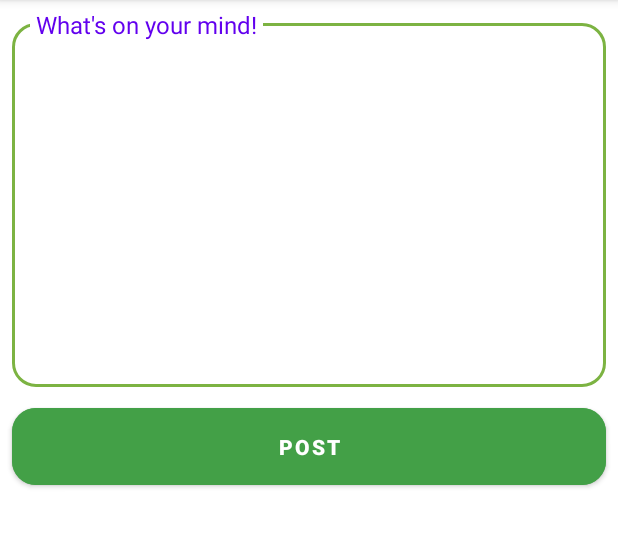
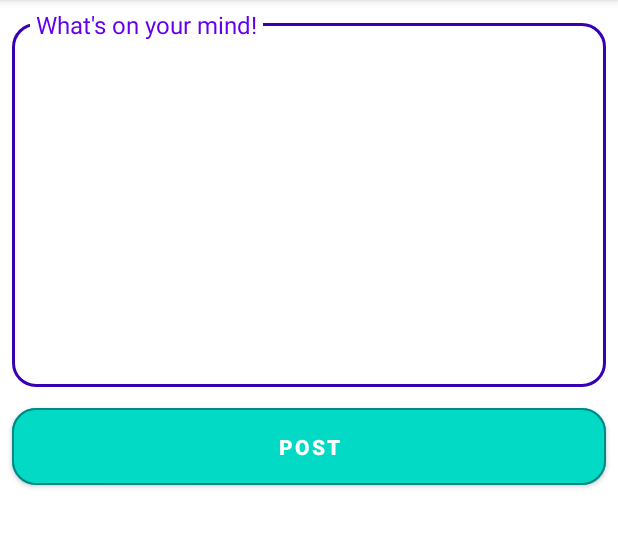
Before and after one commit to Eleaus-Hossain-Evan/Social-Media-App, an Android app: the screen it shows after launch once a user with an empty profile is signed in (CreatePostActivity), after a tap on an icon or button, on a phone screen of 412 x 824 dp, the part 84-632 px from its top. Run offline under Robolectric (Android 15) with nearby library versions, the phone set to English and light mode, and no system bars; our stand-ins replace Firebase (no records; nobody signed in at launch, a user with empty details on screens opened directly); 3 statements that could not run were skipped.

Commit message:
add Firestore RecyclerView & implement on MainActivity

```diff
--- a/app/src/main/java/com/example/socialmediaapp/CreatePostActivity.kt
+++ b/app/src/main/java/com/example/socialmediaapp/CreatePostActivity.kt
@@ -19,6 +19,7 @@ class CreatePostActivity : AppCompatActivity() {
             val input = etPost.text.toString().trim()
             if (input.isNotEmpty()){
                 postDao.addPost(input)
+                finish()
             }
         }
     }
--- a/app/src/main/java/com/example/socialmediaapp/MainActivity.kt
+++ b/app/src/main/java/com/example/socialmediaapp/MainActivity.kt
@@ -3,9 +3,17 @@ package com.example.socialmediaapp
 import android.content.Intent
 import androidx.appcompat.app.AppCompatActivity
 import android.os.Bundle
+import androidx.recyclerview.widget.LinearLayoutManager
+import com.example.socialmediaapp.daos.PostDao
+import com.example.socialmediaapp.models.Post
+import com.firebase.ui.firestore.FirestoreRecyclerOptions
+import com.google.firebase.firestore.Query
 import kotlinx.android.synthetic.main.activity_main.*
 
 class MainActivity : AppCompatActivity() {
+
+    private lateinit var adapter: PostAdapter
+    private lateinit var postDao: PostDao
     override fun onCreate(savedInstanceState: Bundle?) {
         super.onCreate(savedInstanceState)
         setContentView(R.layout.activity_main)
@@ -14,5 +22,28 @@ class MainActivity : AppCompatActivity() {
             val intent = Intent(this,CreatePostActivity::class.java)
             startActivity(intent)
         }
+
+        setUpRecycelerView()
+    }
+
+    private fun setUpRecycelerView() {
+        val postCollection = postDao.postCollections
+        val query = postCollection.orderBy("createdAt", Query.Direction.DESCENDING)
+        val recyclerViewOptions = FirestoreRecyclerOptions.Builder<Post>().setQuery(query, Post::class.java).build()
+
+        adapter = PostAdapter(recyclerViewOptions)
+
+        recyclerView.adapter = adapter
+        recyclerView.layoutManager = LinearLayoutManager(applicationContext)
+    }
+
+    override fun onStart() {
+        super.onStart()
+        adapter.startListening()
+    }
+
+    override fun onStop() {
+        adapter.stopListening()
+        super.onStop()
     }
 }
--- a/app/src/main/java/com/example/socialmediaapp/daos/PostDao.kt
+++ b/app/src/main/java/com/example/socialmediaapp/daos/PostDao.kt
@@ -12,7 +12,7 @@ import kotlinx.coroutines.tasks.await
 
 class PostDao {
     val db = FirebaseFirestore.getInstance()
-    val postCollection = db.collection("posts")
+    val postCollections = db.collection("posts")
     val auth = Firebase.auth
 
     fun addPost(text: String){
@@ -23,7 +23,7 @@ class PostDao {
 
             val currentTime = System.currentTimeMillis()
             val post = Post(text, user, currentTime)
-            postCollection.document().set(post)
+            postCollections.document().set(post)
         }
     }
 }
--- a/app/src/main/java/com/example/socialmediaapp/models/Post.kt
+++ b/app/src/main/java/com/example/socialmediaapp/models/Post.kt
@@ -4,5 +4,5 @@ data class Post(
     val text: String = "",
     val createdBy: User = User(),
     val createdAt: Long = 0L,
-    val LikedBy: ArrayList<String> = ArrayList()
+    val likedBy: ArrayList<String> = ArrayList()
 )
--- a/app/src/main/res/layout/activity_create_post.xml
+++ b/app/src/main/res/layout/activity_create_post.xml
@@ -22,7 +22,8 @@
         app:boxCornerRadiusBottomStart="16dp"
         app:boxCornerRadiusTopEnd="16dp"
         app:boxCornerRadiusTopStart="16dp"
-        app:boxStrokeColor="#7CB342"
+        app:boxStrokeColor="@color/purple_700"
+        app:boxStrokeWidth="3dp"
         app:hintTextAppearance="@style/HintText"
         app:layout_constraintEnd_toEndOf="parent"
         app:layout_constraintHorizontal_bias="0.5"
@@ -33,12 +34,13 @@
             android:id="@+id/etPost"
             android:layout_width="match_parent"
             android:layout_height="match_parent"
+            android:gravity="start|top"
             android:inputType="textMultiLine" />
     </com.google.android.material.textfield.TextInputLayout>
 
     <com.google.android.material.button.MaterialButton
         android:id="@+id/btnPost"
-        android:backgroundTint="#43A047"
+        android:backgroundTint="@color/teal_200"
         android:layout_width="match_parent"
         android:layout_height="wrap_content"
         android:layout_marginStart="8dp"
@@ -51,6 +53,8 @@
         android:textStyle="bold"
         app:cornerRadius="16dp"
         app:elevation="100dp"
+        app:strokeColor="@color/teal_700"
+        app:strokeWidth="1dp"
         app:layout_constraintEnd_toEndOf="parent"
         app:layout_constraintStart_toStartOf="parent"
         app:layout_constraintTop_toBottomOf="@+id/textInputLayout"
--- a/build.gradle
+++ b/build.gradle
@@ -28,9 +28,9 @@ task clean(type: Delete) {
 
 ext {
     appCompatVersion = '1.2.0'
-    constraintLayoutVersion = '2.0.2'
+    constraintLayoutVersion = '2.0.4'
     coreTestingVersion = '2.1.0'
-    coroutines = '1.3.9'
+    coroutines = '1.4.2'
     lifecycleVersion = '2.2.0'
     materialVersion = '1.2.1'
     // testing
```
Also changed, not shown: app/src/main/java/com/example/socialmediaapp/PostAdapter.kt (added, +37 -0 lines), app/src/main/java/com/example/socialmediaapp/Utils.kt (added, +36 -0 lines), app/src/main/res/layout/activity_main.xml (+9 -0 lines), app/src/main/res/layout/item_post.xml (added, +72 -0 lines).
